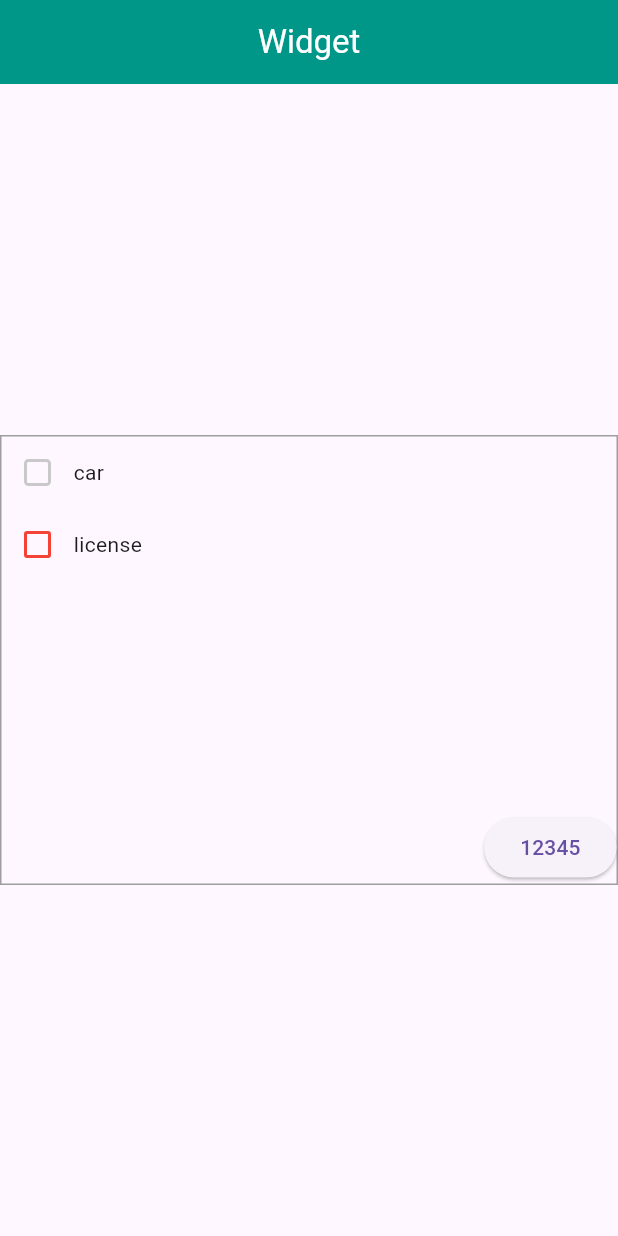
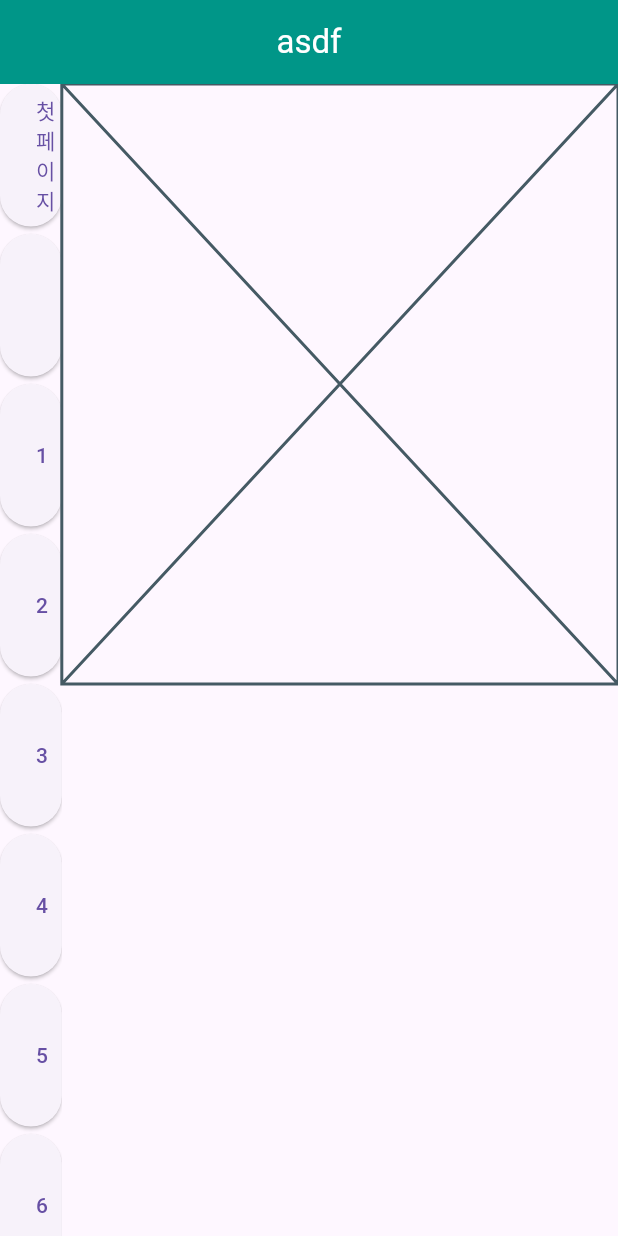
Before and after one commit to dabuzida/research_flutter, a Flutter app: the screen it shows after launch, on a phone screen of 412 x 824 dp. Run offline on Flutter 3.47's test engine with Material 3 defaults, Android fonts, the phone set to English and light mode, and no system bars.

Commit message:
implement frame

```diff
--- a/lib/main.dart
+++ b/lib/main.dart
@@ -11,19 +11,94 @@ class MyApp extends StatelessWidget {
 
   @override
   Widget build(BuildContext context) {
-    const Widget widget = MyCheckbox();
     return MaterialApp(
-      title: widget.toString(),
+      title: '12345',
       home: Scaffold(
         appBar: AppBar(
-          title: Text(widget.toString()),
+          title: const Text('asdf'),
           elevation: 0,
           foregroundColor: Colors.white,
           backgroundColor: Colors.teal,
           centerTitle: true,
         ),
-        body: widget,
+        body: const MyApp2(),
       ),
     );
   }
 }
+
+class MyApp2 extends StatefulWidget {
+  const MyApp2({Key? key}) : super(key: key);
+
+  @override
+  State<MyApp2> createState() => _MyApp2State();
+}
+
+class _MyApp2State extends State<MyApp2> {
+  final ScrollController _scrollController = ScrollController();
+  final ScrollController _scrollController2 = ScrollController();
+
+  Widget _currentTarget = Targets.values.first.widget;
+
+  @override
+  Widget build(BuildContext context) {
+    return Row(
+      children: <Widget>[
+        Expanded(
+          flex: 10,
+          child: ListView.builder(
+            controller: _scrollController,
+            itemCount: Targets.values.length,
+            itemBuilder: (BuildContext context, int index) {
+              return Container(
+                padding: const EdgeInsets.only(bottom: 5.0),
+                height: 100,
+                child: ElevatedButton(
+                  child: Text(Targets.values[index].title),
+                  onPressed: () {
+                    _currentTarget = Targets.values[index].widget;
+                    setState(() {});
+                  },
+                ),
+              );
+            },
+          ),
+        ),
+        Expanded(
+          flex: 90,
+          child: Column(
+            children: <Widget>[
+              Expanded(
+                child: ListView(
+                  controller: _scrollController2,
+                  children: <Widget>[
+                    _currentTarget,
+                  ],
+                ),
+              ),
+            ],
+          ),
+        ),
+      ],
+    );
+  }
+}
+
+enum Targets {
+  aa1('첫 페이지', Placeholder()),
+  aaa('checkbox', MyCheckbox()),
+  bbb2('1', MyCheckbox()),
+  bbb23('2', MyCheckbox()),
+  bb2b3('3', MyCheckbox()),
+  bb4b3('4', MyCheckbox()),
+  bb44b3('5', MyCheckbox()),
+  bb4b33('6', MyCheckbox()),
+  bb524b3('7', MyCheckbox()),
+  bbb53('8', MyCheckbox()),
+  ;
+
+  const Targets(this.title, this.widget);
+
+  final String title;
+  final Widget widget;
+}
--- a/lib/my_checkbox.dart
+++ b/lib/my_checkbox.dart
@@ -12,6 +12,11 @@ class _MyCheckboxState extends State<MyCheckbox> {
   bool isChecked2 = false;
   bool isChecked3 = false;
   bool isChecked4 = false;
+
+  @override
+  void initState() {
+    super.initState();
+  }
 
   @override
   Widget build(BuildContext context) {
```
